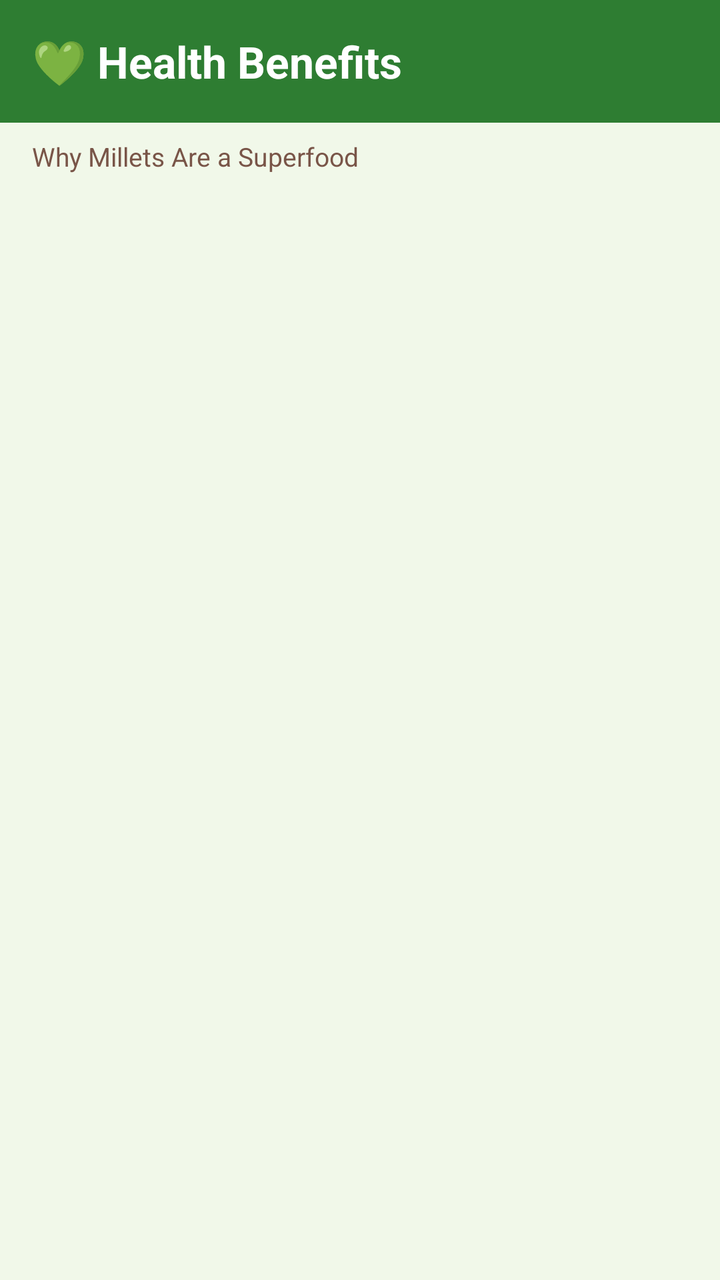
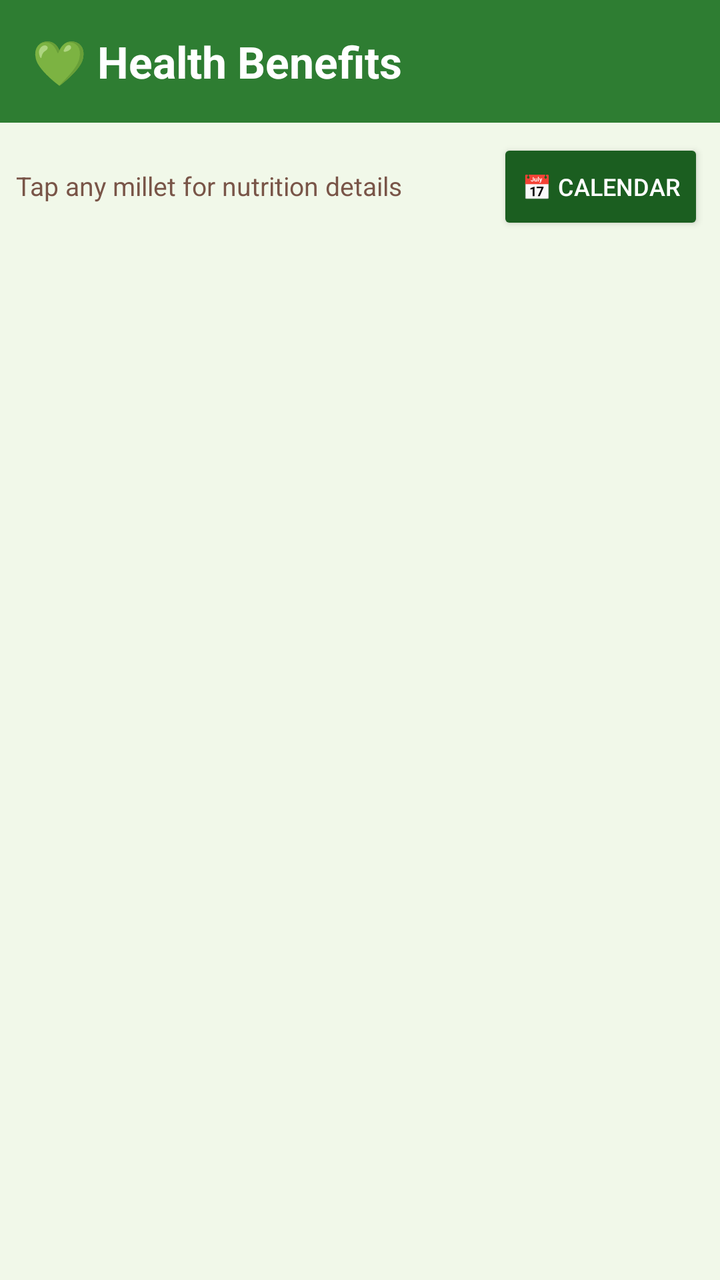

Screens rendered from an Android XML layout before and after an edit, with the pre-edit source and the edit as a unified diff.
<!-- AndroidManifest.xml: application theme Theme.SiriDhanyaHub -->
<!-- res/layout/fragment_health_benefits.xml -->
<?xml version="1.0" encoding="utf-8"?>
<LinearLayout xmlns:android="http://schemas.android.com/apk/res/android"
    android:layout_width="match_parent"
    android:layout_height="match_parent"
    android:orientation="vertical"
    android:background="@color/background_cream">

    <TextView
        android:layout_width="match_parent"
        android:layout_height="wrap_content"
        android:text="💚 Health Benefits"
        android:textSize="22sp"
        android:textStyle="bold"
        android:textColor="@color/white"
        android:background="@color/green_primary"
        android:padding="16dp" />

    <TextView
        android:layout_width="match_parent"
        android:layout_height="wrap_content"
        android:text="Why Millets Are a Superfood"
        android:textSize="13sp"
        android:textColor="@color/brown_primary"
        android:paddingStart="16dp"
        android:paddingTop="8dp"
        android:paddingBottom="4dp" />

    <androidx.recyclerview.widget.RecyclerView
        android:id="@+id/recycler_health"
        android:layout_width="match_parent"
        android:layout_height="match_parent"
        android:padding="8dp"
        android:clipToPadding="false" />

</LinearLayout>
<!-- resources referenced by this layout -->
<resources>
  <color name="background_cream">#F1F8E9</color>
  <color name="brown_primary">#795548</color>
  <color name="green_primary">#2E7D32</color>
  <color name="white">#FFFFFF</color>
  <style name="Theme.SiriDhanyaHub" parent="Base.Theme.SiriDhanyaHub" />
  <style name="Base.Theme.SiriDhanyaHub" parent="Theme.Material3.Light.NoActionBar">
          <item name="colorPrimary">#2E7D32</item>
          <item name="colorOnPrimary">#FFFFFF</item>
          <item name="colorSecondary">#795548</item>
          <item name="colorOnSecondary">#FFFFFF</item>
          <item name="colorSurface">#F1F8E9</item>
          <item name="colorOnSurface">#33691E</item>
          <item name="android:colorBackground">#F1F8E9</item>
      </style>
</resources>

<!-- the commit's change to res/layout/fragment_health_benefits.xml (unified diff, before → after) -->
@@ -15,15 +15,31 @@
         android:background="@color/green_primary"
         android:padding="16dp" />
 
-    <TextView
+    <LinearLayout
         android:layout_width="match_parent"
         android:layout_height="wrap_content"
-        android:text="Why Millets Are a Superfood"
-        android:textSize="13sp"
-        android:textColor="@color/brown_primary"
-        android:paddingStart="16dp"
-        android:paddingTop="8dp"
-        android:paddingBottom="4dp" />
+        android:orientation="horizontal"
+        android:padding="8dp">
+
+        <TextView
+            android:layout_width="0dp"
+            android:layout_height="wrap_content"
+            android:layout_weight="1"
+            android:text="Tap any millet for nutrition details"
+            android:textSize="13sp"
+            android:textColor="@color/brown_primary"
+            android:gravity="center_vertical" />
+
+        <Button
+            android:id="@+id/btn_open_calendar"
+            android:layout_width="wrap_content"
+            android:layout_height="wrap_content"
+            android:text="📅 Calendar"
+            android:textColor="@color/white"
+            android:backgroundTint="@color/green_dark"
+            android:textSize="12sp" />
+
+    </LinearLayout>
 
     <androidx.recyclerview.widget.RecyclerView
         android:id="@+id/recycler_health"
<!-- resource entries referenced after the edit -->
@@ -2,6 +2,7 @@
 <resources>
   <color name="background_cream">#F1F8E9</color>
   <color name="brown_primary">#795548</color>
+  <color name="green_dark">#1B5E20</color>
   <color name="green_primary">#2E7D32</color>
   <color name="white">#FFFFFF</color>
   <style name="Theme.SiriDhanyaHub" parent="Base.Theme.SiriDhanyaHub" />
